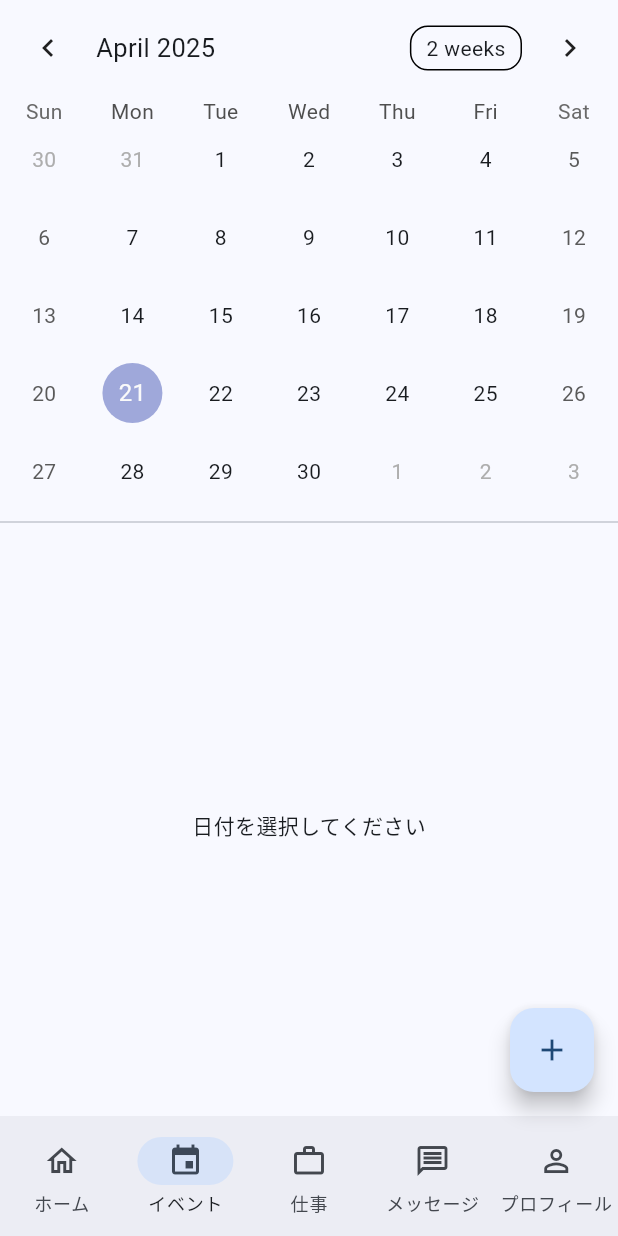
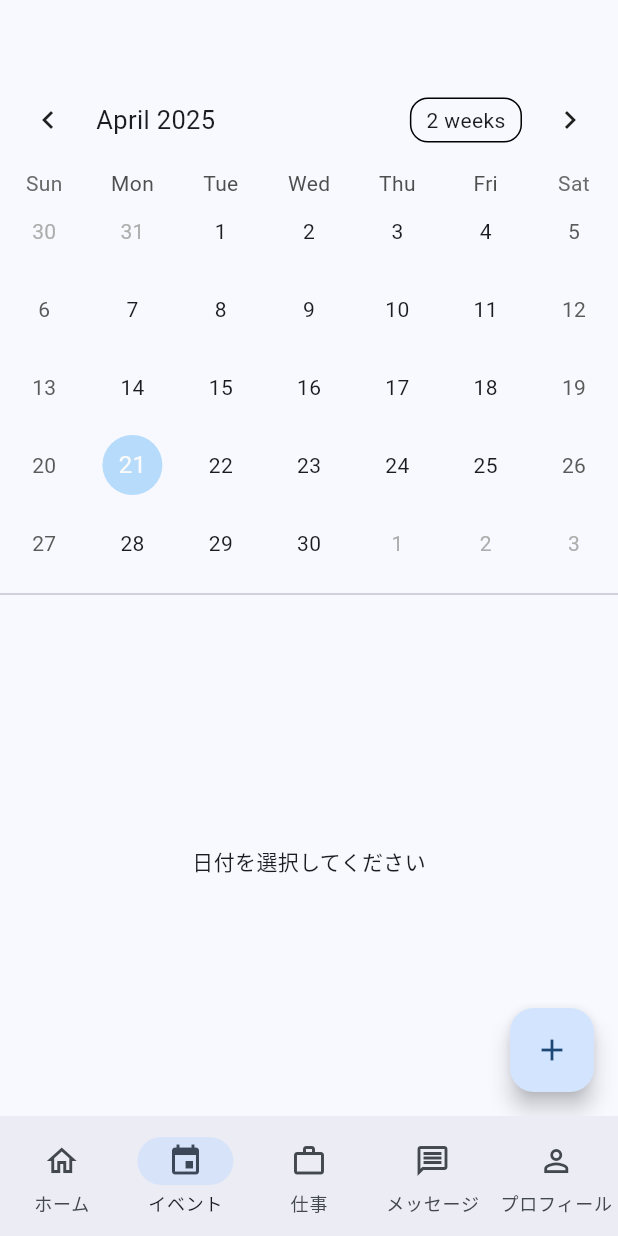
Before and after one commit to kusaka0914/ProjectApple, a Flutter app: the screen it shows once a user with an empty profile is signed in, item 2 of the bottom bar chosen, on a phone screen of 412 x 824 dp. Run offline on Flutter 3.47's test engine with Material 3 defaults, Android fonts, the phone set to English and light mode, and no system bars; drawn by our look-alikes of table_calendar; our stand-ins replace cached_network_image, cloud_firestore, firebase_auth, firebase_core, firebase_storage, flutter_riverpod and 4 more; accounts and stored records are empty; statements that could not run were skipped.

Commit message:
イベント表示確認済み

```diff
--- a/lib/models/event.dart
+++ b/lib/models/event.dart
@@ -4,45 +4,45 @@ class Event {
   final String id;
   final String title;
   final String description;
-  final DateTime date;
+  final Timestamp date;
+  final String imageUrl;
+  final String userId;
+  final Timestamp createdAt;
+  final int participantsCount;
+  final List<String> visibleParticipantIds;
+  final List<String> participantIds;
   final String location;
-  final String organizerId;
-  final int participantsCount;
-  final List<String> participantIds;
-  final List<String> visibleParticipantIds;
-  final DateTime createdAt;
-  final DateTime updatedAt;
 
   Event({
     required this.id,
     required this.title,
     required this.description,
     required this.date,
-    required this.location,
-    required this.organizerId,
-    required this.participantsCount,
-    required this.participantIds,
-    required this.visibleParticipantIds,
+    required this.imageUrl,
+    required this.userId,
     required this.createdAt,
-    required this.updatedAt,
+    this.participantsCount = 0,
+    this.visibleParticipantIds = const [],
+    this.participantIds = const [],
+    this.location = '',
   });
 
   factory Event.fromFirestore(DocumentSnapshot doc) {
-    final data = doc.data() as Map<String, dynamic>;
+    Map<String, dynamic> data = doc.data() as Map<String, dynamic>;
     return Event(
       id: doc.id,
       title: data['title'] ?? '',
       description: data['description'] ?? '',
-      date: (data['date'] as Timestamp).toDate(),
-      location: data['location'] ?? '',
-      organizerId: data['organizerId'] ?? '',
+      date: data['date'] as Timestamp,
+      imageUrl: data['imageUrl'] ?? '',
+      userId: data['userId'] ?? '',
+      createdAt: data['createdAt'] as Timestamp,
       participantsCount: data['participantsCount'] ?? 0,
-      participantIds: List<String>.from(data['participantIds'] ?? []),
       visibleParticipantIds: List<String>.from(
         data['visibleParticipantIds'] ?? [],
       ),
-      createdAt: (data['createdAt'] as Timestamp).toDate(),
-      updatedAt: (data['updatedAt'] as Timestamp).toDate(),
+      participantIds: List<String>.from(data['participantIds'] ?? []),
+      location: data['location'] ?? '',
     );
   }
 
@@ -50,14 +50,14 @@ class Event {
     return {
       'title': title,
       'description': description,
-      'date': Timestamp.fromDate(date),
+      'date': date,
+      'imageUrl': imageUrl,
+      'userId': userId,
+      'createdAt': createdAt,
+      'participantsCount': participantsCount,
+      'visibleParticipantIds': visibleParticipantIds,
+      'participantIds': participantIds,
       'location': location,
-      'organizerId': organizerId,
-      'participantsCount': participantsCount,
-      'participantIds': participantIds,
-      'visibleParticipantIds': visibleParticipantIds,
-      'createdAt': Timestamp.fromDate(createdAt),
-      'updatedAt': Timestamp.fromDate(updatedAt),
     };
   }
 }
--- a/lib/views/home_screen.dart
+++ b/lib/views/home_screen.dart
@@ -70,10 +70,13 @@ class _HomeScreenState extends ConsumerState<HomeScreen> {
           ),
         ],
       ),
-      floatingActionButton: FloatingActionButton(
-        onPressed: _showPostImagePickerScreen,
-        child: const Icon(Icons.add),
-      ),
+      floatingActionButton:
+          _currentIndex != 1
+              ? FloatingActionButton(
+                onPressed: _showPostImagePickerScreen,
+                child: const Icon(Icons.add),
+              )
+              : null,
     );
   }
 }
--- a/lib/views/tabs/event_tab.dart
+++ b/lib/views/tabs/event_tab.dart
@@ -3,6 +3,7 @@ import 'package:cloud_firestore/cloud_firestore.dart';
 import 'package:table_calendar/table_calendar.dart';
 import '../../models/event.dart';
 import '../event_detail_screen.dart';
+import '../image_picker_screen.dart';
 
 class EventTab extends StatefulWidget {
   const EventTab({super.key});
@@ -23,30 +24,33 @@ class _EventTabState extends State<EventTab> {
   }
 
   Future<void> _loadEvents() async {
+    print('Loading events for month: ${_focusedDay.month}');
     final eventsSnapshot =
         await FirebaseFirestore.instance
             .collection('events')
             .where(
               'date',
-              isGreaterThanOrEqualTo: DateTime(
-                _focusedDay.year,
-                _focusedDay.month,
-                1,
+              isGreaterThanOrEqualTo: Timestamp.fromDate(
+                DateTime(_focusedDay.year, _focusedDay.month, 1),
               ),
             )
             .where(
               'date',
-              isLessThan: DateTime(_focusedDay.year, _focusedDay.month + 1, 1),
+              isLessThan: Timestamp.fromDate(
+                DateTime(_focusedDay.year, _focusedDay.month + 1, 1),
+              ),
             )
             .get();
 
+    print('Found ${eventsSnapshot.docs.length} events');
     final newEvents = <DateTime, List<Event>>{};
     for (var doc in eventsSnapshot.docs) {
       final event = Event.fromFirestore(doc);
+      print('Processing event: ${event.title} on ${event.date}');
       final eventDate = DateTime(
-        event.date.year,
-        event.date.month,
-        event.date.day,
+        event.date.toDate().year,
+        event.date.toDate().month,
+        event.date.toDate().day,
       );
       if (newEvents[eventDate] == null) {
         newEvents[eventDate] = [];
@@ -57,6 +61,7 @@ class _EventTabState extends State<EventTab> {
     setState(() {
       _events = newEvents;
     });
+    print('Events loaded: $_events');
   }
 
   List<Event> _getEventsForDay(DateTime day) {
@@ -65,8 +70,10 @@ class _EventTabState extends State<EventTab> {
 
   @override
   Widget build(BuildContext context) {
-    return Column(
+    return Scaffold(
+      body: Column(
         children: [
+          const SizedBox(height: 48),
           TableCalendar(
             firstDay: DateTime.utc(2024, 1, 1),
             lastDay: DateTime.utc(2025, 12, 31),
@@ -83,12 +90,40 @@ class _EventTabState extends State<EventTab> {
               _loadEvents();
             },
             eventLoader: _getEventsForDay,
-          calendarStyle: const CalendarStyle(
+            calendarStyle: CalendarStyle(
               markersMaxCount: 1,
               markerDecoration: BoxDecoration(
                 color: Colors.blue,
                 shape: BoxShape.circle,
               ),
+              markerSize: 8,
+              selectedDecoration: BoxDecoration(
+                color: Colors.blue,
+                shape: BoxShape.circle,
+              ),
+              todayDecoration: BoxDecoration(
+                color: Colors.blue.withOpacity(0.3),
+                shape: BoxShape.circle,
+              ),
+              markersAlignment: Alignment.bottomCenter,
+              markerMargin: EdgeInsets.only(top: 8),
+            ),
+            calendarBuilders: CalendarBuilders(
+              markerBuilder: (context, date, events) {
+                if (events.isEmpty) return null;
+                return Container(
+                  margin: const EdgeInsets.only(top: 20),
+                  padding: const EdgeInsets.all(1),
+                  child: Container(
+                    width: 8,
+                    height: 8,
+                    decoration: BoxDecoration(
+                      shape: BoxShape.circle,
+                      color: Colors.blue,
+                    ),
+                  ),
+                );
+              },
             ),
           ),
           const Divider(),
@@ -99,6 +134,16 @@ class _EventTabState extends State<EventTab> {
                     : _buildEventList(_getEventsForDay(_selectedDay!)),
           ),
         ],
+      ),
+      floatingActionButton: FloatingActionButton(
+        onPressed: () {
+          Navigator.push(
+            context,
+            MaterialPageRoute(builder: (context) => const ImagePickerScreen()),
+          );
+        },
+        child: const Icon(Icons.add),
+      ),
     );
   }
 
```
Also changed, not shown: lib/views/create_event_screen.dart (added, +259 -0 lines), lib/views/image_picker_screen.dart (added, +95 -0 lines). Lines whose indentation alone changed are shown as unchanged.
